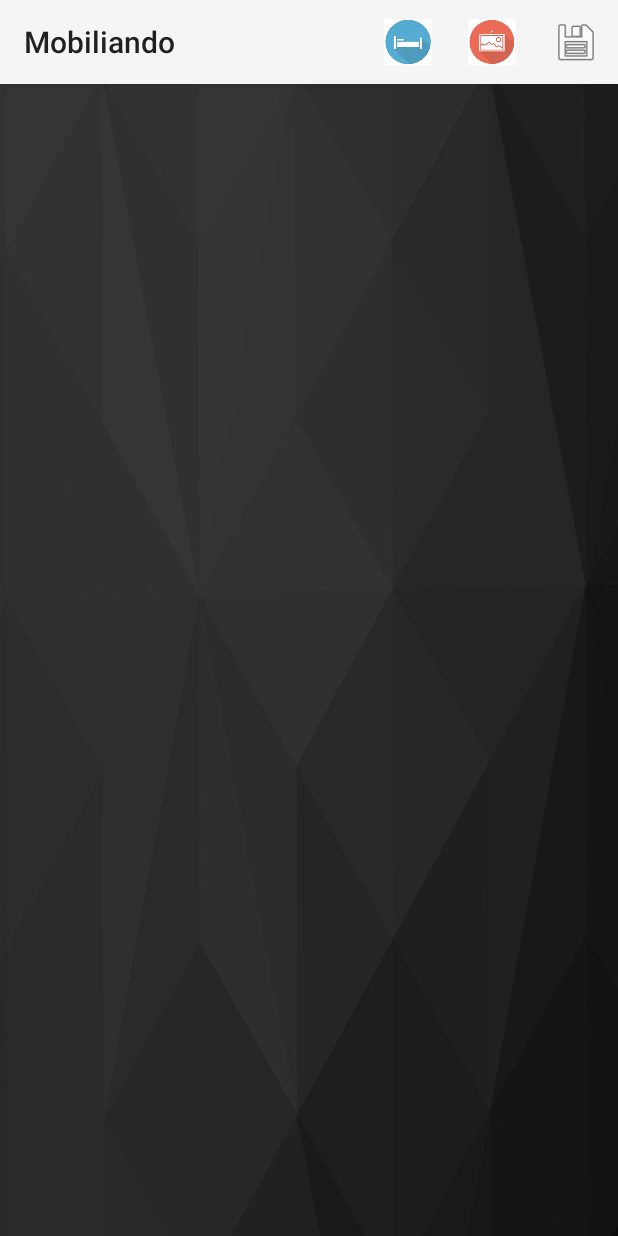
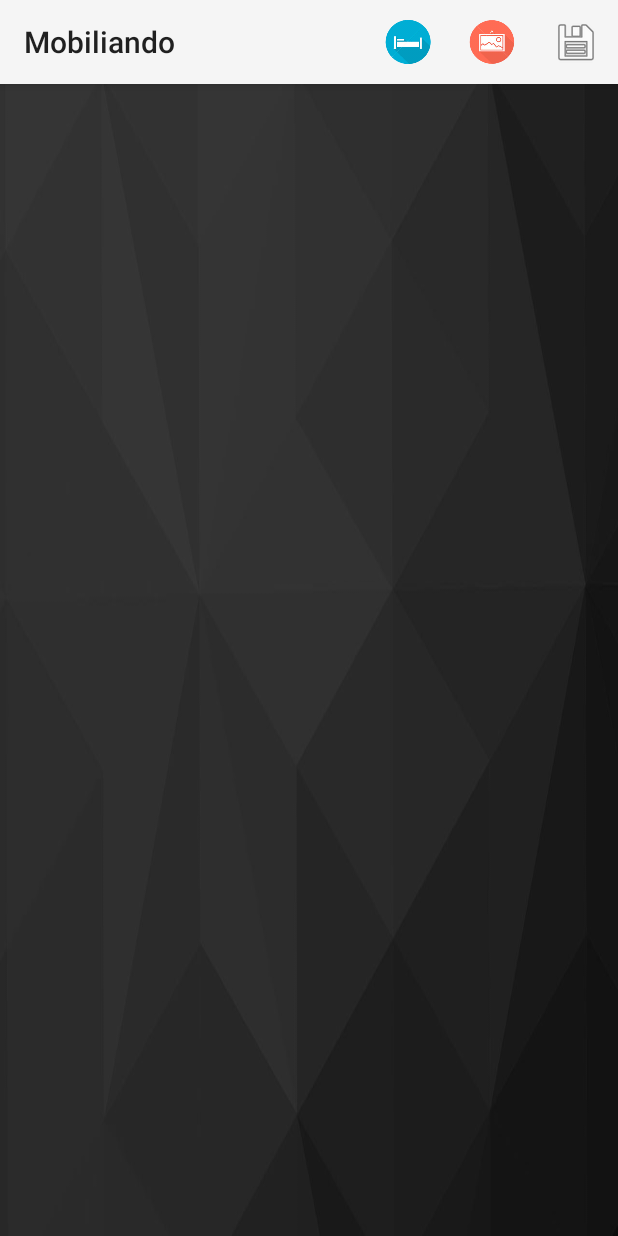
Before and after one commit to lfweigel/app_embarcados, an Android app: the FurnishActivity screen opened directly, with no data from a screen before it, on a phone screen of 412 x 824 dp. Run offline under Robolectric (Android 15) with nearby library versions, the phone set to English and light mode, and no system bars.

Commit message:
logo sem fundo

```diff
--- a/app/src/main/res/layout/activity_addfurniture.xml
+++ b/app/src/main/res/layout/activity_addfurniture.xml
@@ -12,8 +12,8 @@
     tools:context="emb.mobiliando.AddFurnitureActivity">
 
     <ImageView
-        android:layout_width="match_parent"
-        android:layout_height="450dp"
+        android:layout_width="150dp"
+        android:layout_height="150dp"
         android:layout_marginTop="23dp"
         android:id="@+id/selected_furniture"
         android:layout_alignParentTop="true"
--- a/app/src/main/res/layout/activity_furnish.xml
+++ b/app/src/main/res/layout/activity_furnish.xml
@@ -10,10 +10,10 @@
 
     <ImageView
         android:id="@+id/imageView1"
-        android:layout_width="wrap_content"
+        android:layout_width="match_parent"
         android:cropToPadding="false"
         android:adjustViewBounds="false"
-        android:layout_height="match_parent"
+        android:layout_height="500dp"
         android:layout_alignParentBottom="true"
         android:layout_below="@+id/toolbar"
         android:layout_alignParentLeft="true"
--- a/app/src/main/res/menu/toolbar.xml
+++ b/app/src/main/res/menu/toolbar.xml
@@ -3,13 +3,13 @@
     xmlns:app="http://schemas.android.com/apk/res-auto">
 
     <item
-        android:id="@+id/add_decoration"
+        android:id="@+id/add_furniture"
         android:icon="@drawable/bed_logo"
         android:title="@string/action_furniture"
         app:showAsAction="ifRoom"/>
 
     <item
-        android:id="@+id/add_furniture"
+        android:id="@+id/add_decoration"
         android:icon="@drawable/portrait_logo"
         android:title="@string/action_decoration"
         app:showAsAction="ifRoom"/>
```
Also changed, not shown: app/src/main/res/drawable/bed_logo.png, app/src/main/res/drawable/icon1.png, app/src/main/res/drawable/logo1.png, app/src/main/res/drawable/portrait_logo.png.
